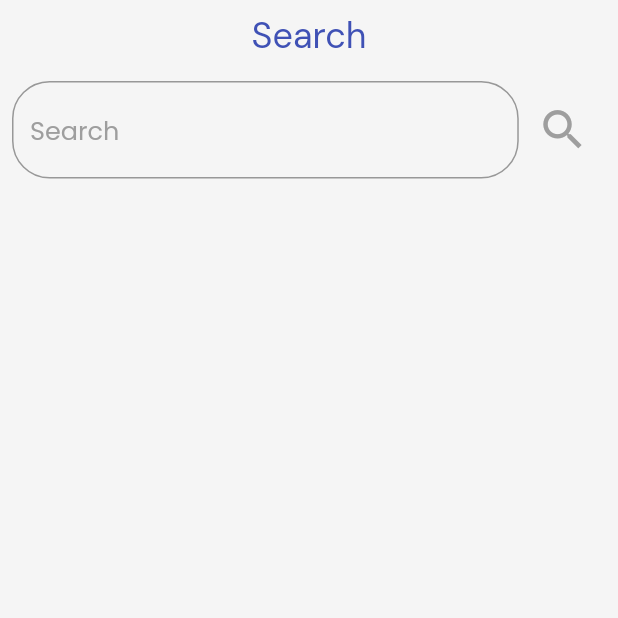
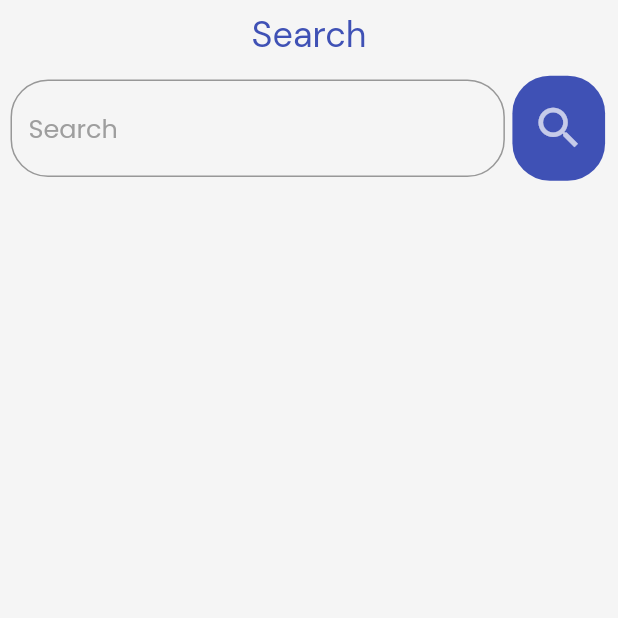
Before and after one commit to Clueless-Community/Spectrum-UI, a Flutter app: the SearchPage screen opened directly, on a phone screen of 412 x 824 dp, the top half of it. Run offline on Flutter 3.47's test engine with Material 2 defaults, Android fonts, the phone set to English and light mode, and no system bars; our stand-ins replace fluentui_icons, google_fonts, syncfusion_flutter_sliders; missing offline and left inert: clipboard, syncfusion_flutter_core.

Commit message:
added all widgets to search option

```diff
--- /dev/null
+++ b/lib/data/export.dart
@@ -0,0 +1,59 @@
+export 'package:flutter_component_ui/ui_components/messages/all_messages/bubble_message/message_1.dart';
+export '../../provider/favorite_provider.dart';
+export '../../ui_components/alerts/all_alerts/coloured_alert/alert1.dart';
+export '../../ui_components/alerts/all_alerts/coloured_alert/alert2.dart';
+export '../../ui_components/alerts/all_alerts/coloured_alert/alert3.dart';
+export '../../ui_components/alerts/all_alerts/coloured_alert/alert4.dart';
+export '../../ui_components/alerts/all_alerts/dark_mode_alert/alert10.dart';
+export '../../ui_components/alerts/all_alerts/dark_mode_alert/alert11.dart';
+export '../../ui_components/alerts/all_alerts/dark_mode_alert/alert9.dart';
+export '../../ui_components/alerts/all_alerts/simple_alert/alert5.dart';
+export '../../ui_components/alerts/all_alerts/simple_alert/alert6.dart';
+export '../../ui_components/alerts/all_alerts/simple_alert/alert7.dart';
+export '../../ui_components/alerts/all_alerts/simple_alert/alert8.dart';
+export '../../ui_components/avatars/all_avatars/icon_avator/avatar3.dart';
+export '../../ui_components/avatars/all_avatars/image_avatar/avatar1.dart';
+export '../../ui_components/avatars/all_avatars/text_avatars/avatar2.dart';
+export '../../ui_components/buttons/all_buttons/elevated_button/button1.dart';
+export '../../ui_components/buttons/all_buttons/elevated_button/button3.dart';
+export '../../ui_components/buttons/all_buttons/elevated_button/button5.dart';
+export '../../ui_components/buttons/all_buttons/elevated_button/button7.dart';
+export '../../ui_components/buttons/all_buttons/elevated_button/button9.dart';
+export '../../ui_components/buttons/all_buttons/outline_button/button10.dart';
+export '../../ui_components/buttons/all_buttons/outline_button/button2.dart';
+export '../../ui_components/buttons/all_buttons/outline_button/button4.dart';
+export '../../ui_components/buttons/all_buttons/text_button/button6.dart';
+export '../../ui_components/cards/All Cards/blog_card/card_1.dart';
+export '../../ui_components/cards/All Cards/blog_card/card_2.dart';
+export '../../ui_components/cards/All Cards/blog_card_dark_mode/card_5.dart';
+export '../../ui_components/cards/All Cards/blog_card_dark_mode/card_6.dart';
+export '../../ui_components/cards/All Cards/social_card/card_3.dart';
+export '../../ui_components/cards/All Cards/social_card/card_4.dart';
+export '../../ui_components/cards/All Cards/social_card_dark_mode/card_7.dart';
+export '../../ui_components/cards/All Cards/social_card_dark_mode/card_8.dart';
+export '../../ui_components/input_fields/all_input_fields/input_fields/input_field_1.dart';
+export '../../ui_components/input_fields/all_input_fields/input_fields/input_field_2.dart';
+export '../../ui_components/input_fields/all_input_fields/input_fields/input_field_3.dart';
+export '../../ui_components/input_fields/all_input_fields/input_fields/input_field_4.dart';
+export '../../ui_components/input_fields/all_input_fields/input_fields/input_field_5.dart';
+export '../../ui_components/input_fields/all_input_fields/text_areas/text_area_1.dart';
+export '../../ui_components/input_fields/all_input_fields/text_areas/text_area_2.dart';
+export '../../ui_components/input_fields/all_input_fields/text_areas/text_area_3.dart';
+export '../../ui_components/input_fields/all_input_fields/text_areas/ttext_area_4.dart';
+export '../../ui_components/messages/all_messages/inbox_message/inbox_msg_1.dart';
+export '../../ui_components/messages/all_messages/inbox_message/inbox_msg_2.dart';
+export '../../ui_components/messages/all_messages/inbox_message/inbox_msg_3.dart';
+export '../../ui_components/messages/all_messages/inbox_message/inbox_msg_4.dart';
+export '../../ui_components/paginations/all_paginations/page1.dart';
+export '../../ui_components/paginations/all_paginations/page2.dart';
+export '../../ui_components/paginations/all_paginations/page3.dart';
+export '../../ui_components/paginations/all_paginations/page4.dart';
+export '../../ui_components/paginations/all_paginations/page5.dart';
+export '../../ui_components/pricing_cards/All Pricing Cards/pricing_card/pricing_cards1.dart';
+export '../../ui_components/segmented_controls/segmented_controls.dart';
+export '../../ui_components/sliders/all_sliders/dual_pointer_slider/slider4.dart';
+export '../../ui_components/sliders/all_sliders/single_pointer_slider/slider1.dart';
+export '../../ui_components/sliders/all_sliders/single_pointer_slider/slider2.dart';
+export '../../ui_components/sliders/all_sliders/single_pointer_slider/slider3.dart';
+export '../../ui_components/sliders/all_sliders/single_pointer_slider/slider5.dart';
+export '../../ui_components/sliders/all_sliders/single_pointer_slider/slider6.dart';
--- a/lib/screens/main_app_widgets/search_page.dart
+++ b/lib/screens/main_app_widgets/search_page.dart
@@ -4,38 +4,12 @@ import 'package:flutter_component_ui/ui_components/alerts/all_alerts/dark_mode_a
 import 'package:google_fonts/google_fonts.dart';
 import 'package:provider/provider.dart';
 
-import '../../provider/favorite_provider.dart';
-import '../../ui_components/alerts/all_alerts/coloured_alert/alert1.dart';
-import '../../ui_components/alerts/all_alerts/coloured_alert/alert2.dart';
-import '../../ui_components/alerts/all_alerts/coloured_alert/alert3.dart';
-import '../../ui_components/alerts/all_alerts/coloured_alert/alert4.dart';
-import '../../ui_components/alerts/all_alerts/dark_mode_alert/alert10.dart';
-import '../../ui_components/alerts/all_alerts/dark_mode_alert/alert11.dart';
-import '../../ui_components/alerts/all_alerts/dark_mode_alert/alert9.dart';
-import '../../ui_components/alerts/all_alerts/simple_alert/alert5.dart';
-import '../../ui_components/alerts/all_alerts/simple_alert/alert6.dart';
-import '../../ui_components/alerts/all_alerts/simple_alert/alert7.dart';
-import '../../ui_components/alerts/all_alerts/simple_alert/alert8.dart';
-import '../../ui_components/avatars/all_avatars/icon_avator/avatar3.dart';
-import '../../ui_components/avatars/all_avatars/image_avatar/avatar1.dart';
-import '../../ui_components/avatars/all_avatars/text_avatars/avatar2.dart';
-import '../../ui_components/buttons/all_buttons/elevated_button/button1.dart';
-import '../../ui_components/buttons/all_buttons/elevated_button/button3.dart';
-import '../../ui_components/buttons/all_buttons/elevated_button/button5.dart';
-import '../../ui_components/buttons/all_buttons/elevated_button/button7.dart';
-import '../../ui_components/buttons/all_buttons/elevated_button/button9.dart';
-import '../../ui_components/buttons/all_buttons/outline_button/button10.dart';
-import '../../ui_components/buttons/all_buttons/outline_button/button2.dart';
-import '../../ui_components/buttons/all_buttons/outline_button/button4.dart';
-import '../../ui_components/buttons/all_buttons/text_button/button6.dart';
-import '../../ui_components/cards/All Cards/blog_card/card_1.dart';
-import '../../ui_components/cards/All Cards/blog_card/card_2.dart';
-import '../../ui_components/cards/All Cards/blog_card_dark_mode/card_5.dart';
-import '../../ui_components/cards/All Cards/blog_card_dark_mode/card_6.dart';
-import '../../ui_components/cards/All Cards/social_card/card_3.dart';
-import '../../ui_components/cards/All Cards/social_card/card_4.dart';
-import '../../ui_components/cards/All Cards/social_card_dark_mode/card_7.dart';
-import '../../ui_components/cards/All Cards/social_card_dark_mode/card_8.dart';
+import '../../data/export.dart';
+import '../../ui_components/messages/all_messages/bubble_message/message_2.dart';
+import '../../ui_components/messages/all_messages/bubble_message/message_3.dart';
+import '../../ui_components/messages/all_messages/bubble_message/message_4.dart';
+
+Color? color;
 
 List<List<Widget>> allwidgets = [
   [
@@ -113,25 +87,226 @@ List<List<Widget>> allwidgets = [
       ),
       backgroundColor: Colors.black,
     ),
+  ],
+  [
+    const TextArea1(
+      label: "TextArea1",
+      hinttext: "Write Message",
+    ),
+    const TextArea2(
+      label: "TextArea2",
+      hinttext: "Write Description",
+    ),
+    const TextArea3(
+      label: "TextArea3",
+      hinttext: "Write Description",
+    ),
+    const TextArea4(
+      label: "TextArea4",
+      hinttext: "Write Description",
+    )
+  ],
+  [
+    const InputField1(
+      label: "Title",
+      hinttext: "Input Title",
+    ),
+    const InputField2(
+      label: "Title Lite",
+      hinttext: "Input Title",
+    ),
+    const InputField3(
+      label: "Title Highlighted",
+      hinttext: "Input Title",
+    ),
+    const InputField4(
+      label: "Title Lite-X",
+      hinttext: "Input Title",
+    ),
+    const InputField5(
+      label: "Title Type B",
+      hinttext: "Input Title",
+    ),
+  ],
+  [
+    const Slider4(
+      activeColor: Colors.white,
+      inactiveColor: Colors.black,
+      maxRange: 100,
+    ),
+  ],
+  [
+    const Slider1(
+      activeColor: Colors.cyan,
+      inactiveColor: Colors.black,
+      maxRange: 100.0,
+    ),
+    const Slider3(
+      activeColor: Colors.red,
+      inactiveColor: Colors.white,
+      maxRange: 100,
+    ),
+    const Slider5(
+      activeColor: Colors.pink,
+      inactiveColor: Colors.amberAccent,
+      maxRange: 100,
+    ),
+    const Slider6(
+      activeColor: Colors.lightBlueAccent,
+      inactiveColor: Color(0xFF005F99),
+      maxRange: 60,
+    ),
+    Slider2(
+      activeColor: const Color(0xFF005F99),
+      inactiveColor: Colors.purple.shade600,
+      maxRange: 100,
+    ),
+  ],
+  [
+    const InboxMessage1(
+      name: "ClueLess",
+      username: "clueless@gmail.com",
+      msg: "Hey let's start",
+      imgUrl: 'https://picsum.photos/seed/407/600',
+    ),
+    const InboxMessage2(
+      name: "ClueLess",
+      username: "clueless@gmail.com",
+      msg: "Hey let's start",
+      imgUrl: 'https://picsum.photos/seed/407/600',
+    ),
+    const InboxMessage3(
+      name: "ClueLess",
+      username: "clueless@gmail.com",
+      msg: "Hey let's start",
+      imgUrl: 'https://picsum.photos/seed/407/600',
+    ),
+    const InboxMessage4(
+      name: "ClueLess",
+      username: "clueless@gmail.com",
+      msg: "Hey let's start ",
+      imgUrl: 'https://picsum.photos/seed/407/600',
+    ),
+  ],
+  [
+    const Message1(
+      message: "Hello boy",
+    ),
+    const Message2(
+      message: "Hello broo",
+    ),
+    const Message3(
+      message: "Hey whats up man",
+    ),
+    const Message4(
+      message: "Hello broo",
+    ),
+  ],
+  [
+    const PricingCard1(
+      tier: 'FREE',
+      supportingText:
+          'For those who want to try our services with no commitment',
+      price: '\$0',
+      period: 'month',
+      details: [
+        'Easily receive new glasses on a regular basis',
+        'More cost-effective than buying glasses individually',
+      ],
+      cardColor: Color(0xff0f172a),
+      textColor: Colors.white,
+      buttonColor: Color(0xff00c2cb),
+      buttonTextColor: Color(0xff0f172a),
+    ),
+  ],
+  [
+    Center(
+      child: SegmentedControlWidget(
+        choices: {
+          0: buildSegment("week", color),
+          1: buildSegment("Month", color),
+          2: buildSegment("Year", color),
+        },
+      ),
+    ),
+    Center(
+      child: SegmentedControlWidget(
+        choices: {
+          0: buildSegment("week", color),
+          1: buildSegment("Month", color),
+          2: buildSegment("Year", color),
+        },
+      ),
+    ),
+    Center(
+      child: RadioChips(
+        values: const ['Text', 'Text', 'Text'],
+        onSelected: (index) {},
+      ),
+    ),
+    Center(
+      child: RectangularSelections(
+        values: const ['Text', 'Text', 'Text'],
+        onSelected: (index) {},
+      ),
+    ),
+  ],
+  [
+    const Page1(
+      iconColor: Colors.black,
+      containerColor: Colors.white,
+      textColor: Colors.black,
+      hightlightColor: Color(0xFF005F99),
+    ),
+    const Page2(
+      iconColor: Colors.black,
+      textColor: Colors.black,
+      // highlightedColor: Colors.blue,
+    ),
+    const Page3(
+      iconColor: Colors.white,
+      containerColor: Colors.black,
+      textColor: Colors.white,
+    ),
+    const Page4(
+      iconColor: Colors.black,
+      containerColor: Colors.white,
+      textColor: Colors.black,
+    ),
+    const Page5(
+      iconColor: Colors.black,
+      containerColor: Colors.white,
+      textColor: Colors.black,
+      hightlightColor: Color(0xFF00C2CB),
+    ),
   ]
 ];
 
 List<Widget> results = [];
 List<Color?> resultStar = [];
 List<String> tags = [
-  'Custom Outline Button',
-  'Custom Elevated Button',
-  'Custom Text Button',
+  'Custom Outline Buttons',
+  'Custom Elevated Buttons',
+  'Custom Text Buttons',
   'Colured Alerts',
   'Simple Alerts',
   'Simple Alerts DarkMode',
-  'Blog Card List',
-  'Social Card List',
-  'Blog Card DarKMode List',
-  'Social Card DarkMode List',
+  'Blog Cards List',
+  'Social Cards List',
+  'Blog Cards DarKMode List',
+  'Social Cards DarkMode List',
   'Text Avatars',
   'Image Avatars',
-  'Icon Avatars'
+  'Icon Avatars',
+  'textareas inputfields',
+  'inputfields',
+  'dual Point Sliders',
+  'single Point Slider',
+  'inbox Messages chats',
+  'bubble Chats Messages',
+  'price Cards',
+  'segmented controls',
+  'pagination',
 ];
 
 class SearchPage extends StatefulWidget {
@@ -143,10 +318,12 @@ class SearchPage extends StatefulWidget {
 
 class _SearchPageState extends State<SearchPage> {
   TextEditingController _controller = TextEditingController();
+
   @override
   void dispose() {
     _controller.dispose();
     results.clear();
+    resultStar.clear();
     super.dispose();
   }
 
@@ -155,7 +332,7 @@ class _SearchPageState extends State<SearchPage> {
     return Scaffold(
       body: SafeArea(
         child: Padding(
-          padding: const EdgeInsets.all(8.0),
+          padding: const EdgeInsets.all(7.0),
           child: Column(
             crossAxisAlignment: CrossAxisAlignment.center,
             children: [
@@ -177,7 +354,7 @@ class _SearchPageState extends State<SearchPage> {
               Row(
                 children: [
                   SizedBox(
-                    width: MediaQuery.of(context).size.width * 0.82,
+                    width: MediaQuery.of(context).size.width * 0.8,
                     child: Padding(
                       padding: const EdgeInsets.fromLTRB(0, 5, 0, 5),
                       child: TextField(
@@ -196,7 +373,7 @@ class _SearchPageState extends State<SearchPage> {
                     ),
                   ),
                   const SizedBox(
-                    width: 12,
+                    width: 5,
                   ),
                   GestureDetector(
                     onTap: () {
@@ -205,7 +382,6 @@ class _SearchPageState extends State<SearchPage> {
                         if (tags[i]
                             .toLowerCase()
                             .contains(_controller.text.toLowerCase())) {
-                          print(tags[i]);
                           for (int j = 0; j < allwidgets[i].length; j++) {
                             results.add(allwidgets[i][j]);
                             resultStar.add(null);
@@ -214,13 +390,23 @@ class _SearchPageState extends State<SearchPage> {
                       }
                       setState(() {
                         results;
-                        print(results);
                       });
                     },
-                    child: const Icon(
-                      Icons.search_outlined,
-                      size: 35,
-                      color: Colors.grey,
+                    child: Container(
+                      width: MediaQuery.of(context).size.width * 0.15,
+                      height: MediaQuery.of(context).size.width * 0.17,
+                      decoration: BoxDecoration(
+                        color: MyTheme.lightBluishColor,
+                        borderRadius: BorderRadius.circular(25),
+                      ),
+                      child: const Padding(
+                        padding: EdgeInsets.all(2.0),
+                        child: Icon(
+                          Icons.search_outlined,
+                          size: 36,
+                          color: Colors.white70,
+                        ),
+                      ),
                     ),
                   ),
                 ],
```
